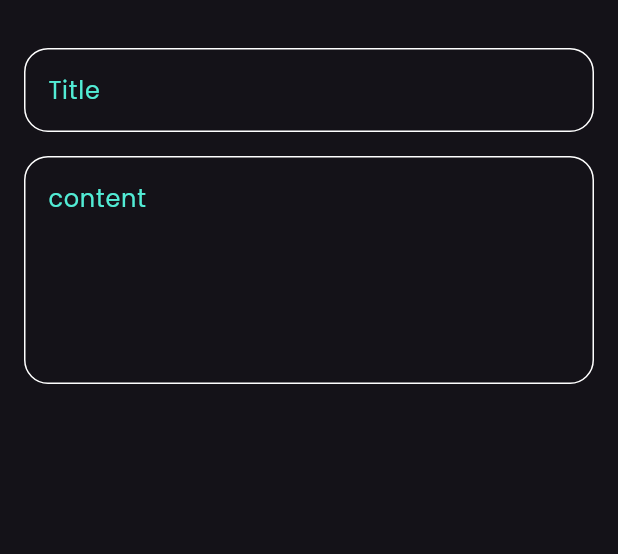
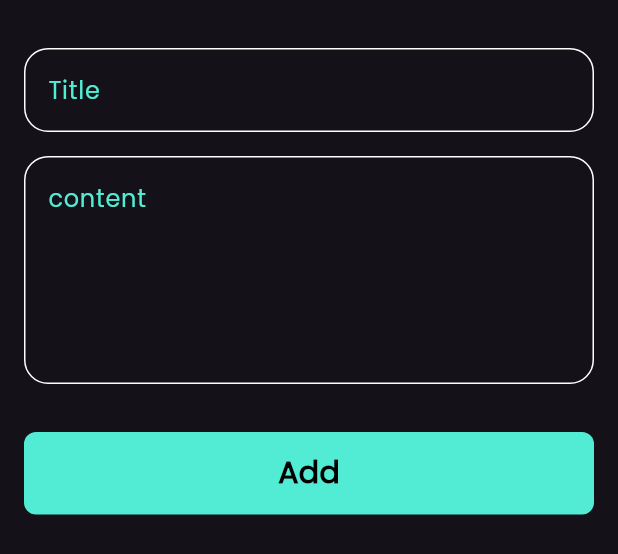
Before and after one commit to engsayed74/notes_app, a Flutter app: the AddNoteBottomSheet widget shown alone on an empty page, opened directly, on a phone screen of 412 x 824 dp. Shown: the top 554 px of the screen. Run offline on Flutter 3.47's test engine with Material 3 defaults, Android fonts, the phone set to English and light mode, and no system bars; our stand-ins replace font_awesome_flutter.

Commit message:
finish notes button sheet

```diff
--- a/lib/views/widgets/add_note_bottom_sheet.dart
+++ b/lib/views/widgets/add_note_bottom_sheet.dart
@@ -1,4 +1,5 @@
 import 'package:flutter/material.dart';
+import 'package:notes_app/constants.dart';
 import 'package:notes_app/views/widgets/cusom_text_field.dart';
 
 class AddNoteBottomSheet extends StatelessWidget {
@@ -7,7 +8,8 @@ class AddNoteBottomSheet extends StatelessWidget {
   @override
   Widget build(BuildContext context) {
     return const Padding(
-      padding:  EdgeInsets.symmetric(horizontal: 16),
+      padding: EdgeInsets.symmetric(horizontal: 16),
+      child: SingleChildScrollView(
         child: Column(
           children: [
             SizedBox(
@@ -23,8 +25,38 @@ class AddNoteBottomSheet extends StatelessWidget {
               hint: 'content',
               maxLines: 5,
             ),
+            SizedBox(height: 32,),
+            CustomButton(),
+            SizedBox(height: 16,)
           ],
+        ),
       ),
     );
   }
 }
+
+class CustomButton extends StatelessWidget {
+  const CustomButton({super.key});
+
+  @override
+  Widget build(BuildContext context) {
+    return Container(
+      width: MediaQuery.of(context).size.width,
+      height: 55,
+      decoration: BoxDecoration(
+        color: kPrimaryColor,
+        borderRadius: BorderRadius.circular(8),
+      ),
+      child: const Center(
+        child: Text(
+          'Add',
+          style: TextStyle(
+            color: Colors.black,
+            fontSize: 20,
+            fontWeight: FontWeight.bold,
+          ),
+        ),
+      ),
+    );
+  }
+}
```
Also changed, not shown: lib/views/widgets/custom_button.dart (added). Lines whose indentation alone changed are shown as unchanged.
